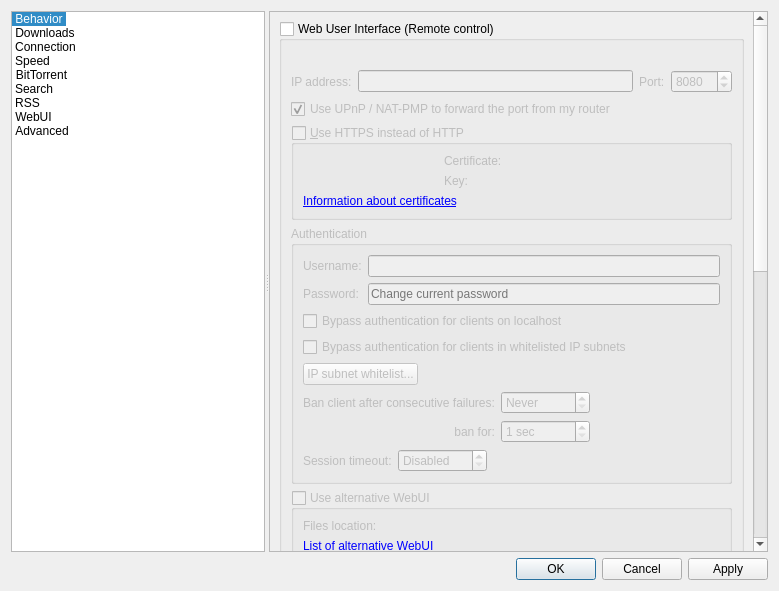
This is src/gui/optionsdialog.ui in qbittorrent/qBittorrent as Qt 5 draws it before an edit. The edited form follows.
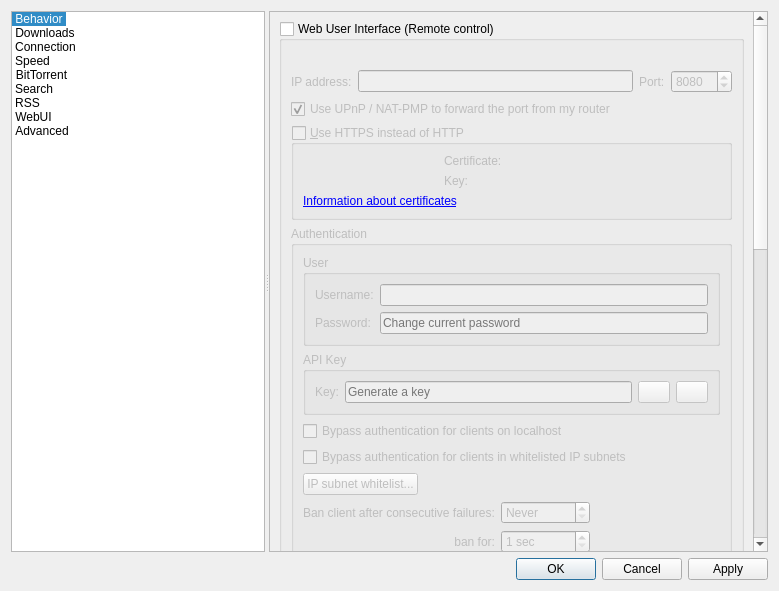
This is the edited form. The open tabs and pages were chosen to show the change. Icons and pictures are not drawn. Custom widgets are drawn as their Qt base class.

The edit to the form file:
```diff
--- a/src/gui/optionsdialog.ui
+++ b/src/gui/optionsdialog.ui
@@ -3744,7 +3744,11 @@
                  </property>
                  <layout class="QVBoxLayout" name="verticalLayout_35">
                   <item>
-                   <layout class="QGridLayout" name="gridLayout_8">
+                   <widget class="QGroupBox" name="groupWebUIUser">
+                    <property name="title">
+                     <string>User</string>
+                    </property>
+                    <layout class="QGridLayout" name="gridLayoutUser">
                     <item row="0" column="0">
                      <widget class="QLabel" name="lblWebUIUsername">
                       <property name="text">
@@ -3773,6 +3777,101 @@
                      </widget>
                     </item>
                    </layout>
+                   </widget>
+                  </item>
+                  <item>
+                   <widget class="QGroupBox" name="groupWebUIAPIKey">
+                    <property name="title">
+                     <string>API Key</string>
+                    </property>
+                    <layout class="QGridLayout" name="gridLayoutAPIKey">
+                     <item row="0" column="0">
+                      <widget class="QLabel" name="lblWebUIAPIKey">
+                       <property name="text">
+                        <string>Key:</string>
+                       </property>
+                      </widget>
+                     </item>
+                     <item row="0" column="1">
+                      <layout class="QHBoxLayout" name="horizontalLayoutAPIKey">
+                       <item>
+                        <widget class="QLineEdit" name="textWebUIAPIKey">
+                         <property name="enabled">
+                          <bool>false</bool>
+                         </property>
+                         <property name="readOnly">
+                          <bool>true</bool>
+                         </property>
+                         <property name="placeholderText">
+                          <string>Generate a key</string>
+                         </property>
+                        </widget>
+                       </item>
+                       <item>
+                        <widget class="QPushButton" name="btnWebUIAPIKeyCopy">
+                         <property name="enabled">
+                          <bool>false</bool>
+                         </property>
+                         <property name="sizePolicy">
+                          <sizepolicy hsizetype="Fixed" vsizetype="Fixed">
+                           <horstretch>0</horstretch>
+                           <verstretch>0</verstretch>
+                          </sizepolicy>
+                         </property>
+                         <property name="maximumSize">
+                          <size>
+                           <width>32</width>
+                           <height>32</height>
+                          </size>
+                         </property>
+                         <property name="toolTip">
+                          <string>Copy API key</string>
+                         </property>
+                         <property name="text">
+                          <string/>
+                         </property>
+                         <property name="icon">
+                          <iconset resource="../icons.qrc">
+                           <normaloff>:/icons/edit-copy.svg</normaloff>:/icons/edit-copy.svg</iconset>
+                         </property>
+                         <property name="flat">
+                          <bool>false</bool>
+                         </property>
+                        </widget>
+                       </item>
+                       <item>
+                        <widget class="QPushButton" name="btnWebUIAPIKeyRotate">
+                         <property name="sizePolicy">
+                          <sizepolicy hsizetype="Fixed" vsizetype="Fixed">
+                           <horstretch>0</horstretch>
+                           <verstretch>0</verstretch>
+                          </sizepolicy>
+                         </property>
+                         <property name="maximumSize">
+                          <size>
+                           <width>32</width>
+                           <height>32</height>
+                          </size>
+                         </property>
+                         <property name="toolTip">
+                          <string>Generate API key</string>
+                         </property>
+                         <property name="text">
+                          <string/>
+                         </property>
+                         <property name="icon">
+                          <iconset resource="../icons.qrc">
+                           <normaloff>:/icons/view-refresh.svg</normaloff>:/icons/view-refresh.svg</iconset>
+                         </property>
+                         <property name="flat">
+                          <bool>false</bool>
+                         </property>
+                        </widget>
+                       </item>
+                      </layout>
+                     </item>
+                    </layout>
+                   </widget>
                   </item>
                   <item>
                    <widget class="QCheckBox" name="checkBypassLocalAuth">
```
Lines whose indentation alone changed are shown as unchanged.
